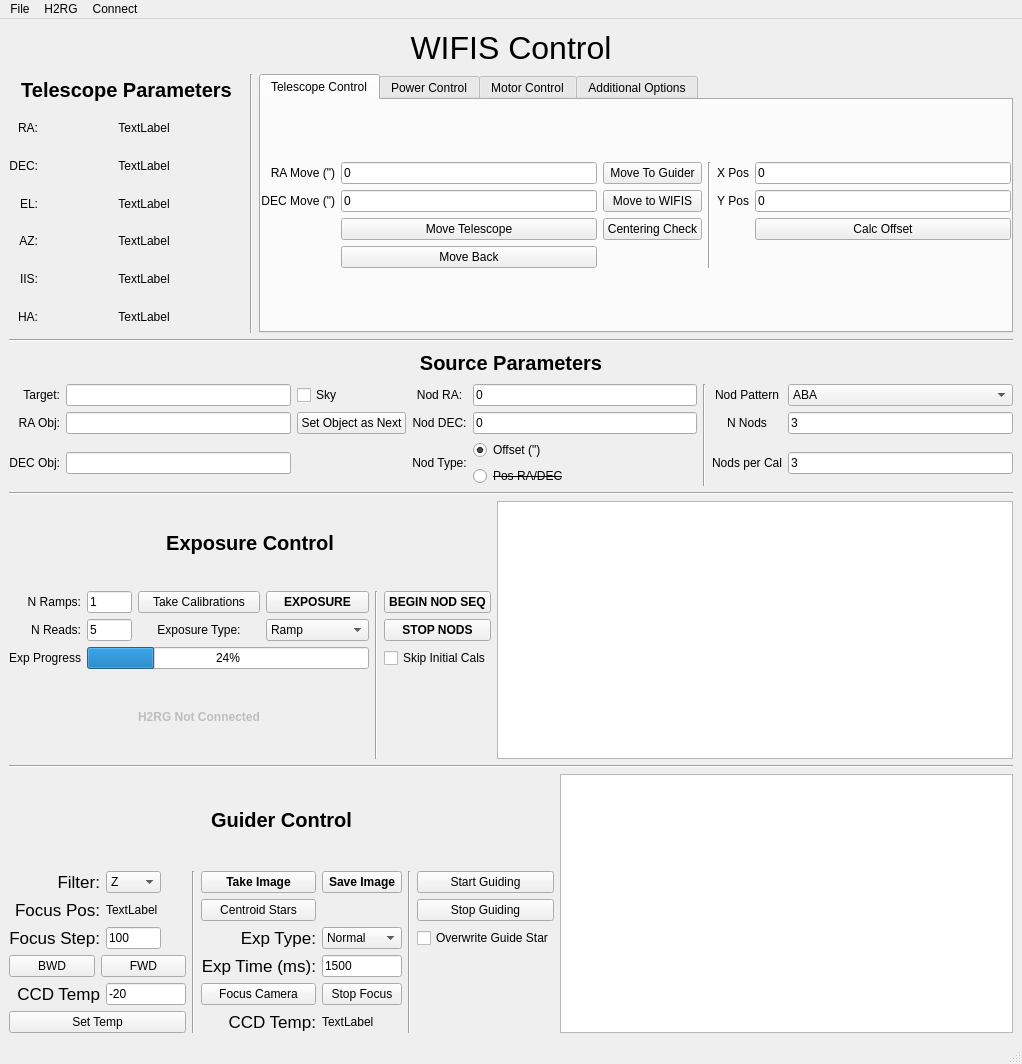
Old version of the form WIFIS.ui in the repository WIFIS-Team/controlcode-new.
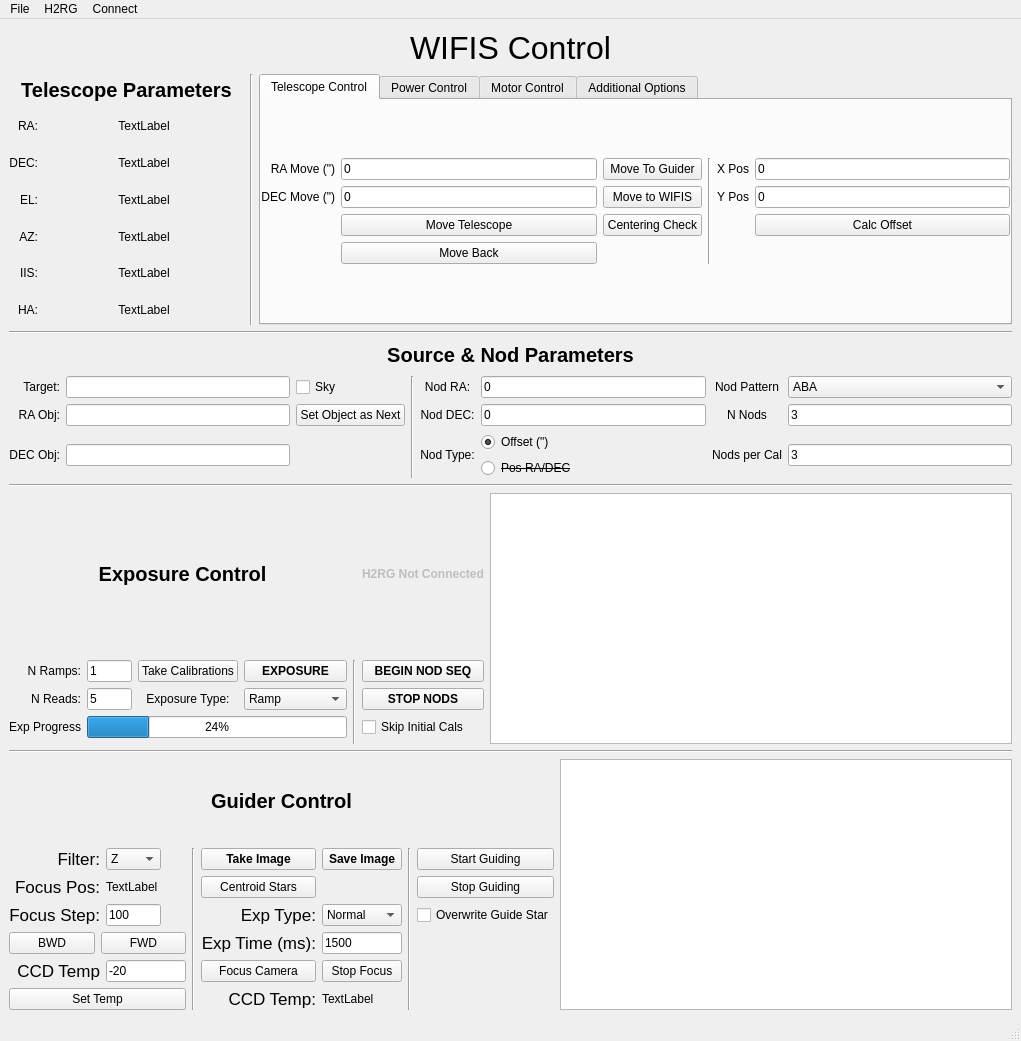
New version of the form.

Commit message: Working on astrometric solution

```diff
--- a/WIFIS.ui
+++ b/WIFIS.ui
@@ -6,8 +6,8 @@
    <rect>
     <x>0</x>
     <y>0</y>
-    <width>1022</width>
-    <height>1064</height>
+    <width>1021</width>
+    <height>1041</height>
    </rect>
   </property>
   <property name="sizePolicy">
@@ -1516,7 +1516,7 @@
            </font>
           </property>
           <property name="text">
-           <string>Source Parameters</string>
+           <string>Source &amp; Nod Parameters</string>
           </property>
           <property name="alignment">
            <set>Qt::AlignCenter</set>
@@ -1553,21 +1553,7 @@
           </property>
          </widget>
         </item>
-        <item row="1" column="5" rowspan="3">
-         <widget class="Line" name="line_6">
-          <property name="font">
-           <font>
-            <pointsize>13</pointsize>
-            <weight>50</weight>
-            <bold>false</bold>
-           </font>
-          </property>
-          <property name="orientation">
-           <enum>Qt::Vertical</enum>
-          </property>
-         </widget>
-        </item>
-        <item row="1" column="3">
+        <item row="1" column="4">
          <widget class="QLabel" name="label_17">
           <property name="text">
            <string>Nod RA:</string>
@@ -1614,7 +1600,7 @@
           </property>
          </widget>
         </item>
-        <item row="3" column="3">
+        <item row="3" column="4">
          <widget class="QLabel" name="label_19">
           <property name="text">
            <string>Nod Type:</string>
@@ -1654,7 +1640,7 @@
           </property>
          </widget>
         </item>
-        <item row="3" column="4">
+        <item row="3" column="5">
          <layout class="QVBoxLayout" name="verticalLayout">
           <item>
            <widget class="QRadioButton" name="OffsetNod">
@@ -1686,7 +1672,7 @@
           </item>
          </layout>
         </item>
-        <item row="2" column="3">
+        <item row="2" column="4">
          <widget class="QLabel" name="label_18">
           <property name="text">
            <string>Nod DEC:</string>
@@ -1715,14 +1701,14 @@
         <item row="3" column="1">
          <widget class="QLineEdit" name="DECObj"/>
         </item>
-        <item row="1" column="4">
+        <item row="1" column="5">
          <widget class="QLineEdit" name="NodRAText">
           <property name="text">
            <string>0</string>
           </property>
          </widget>
         </item>
-        <item row="2" column="4">
+        <item row="2" column="5">
          <widget class="QLineEdit" name="NodDecText">
           <property name="text">
            <string>0</string>
@@ -1756,6 +1742,20 @@
           </property>
          </widget>
         </item>
+        <item row="1" column="3" rowspan="3">
+         <widget class="Line" name="line_6">
+          <property name="font">
+           <font>
+            <pointsize>13</pointsize>
+            <weight>50</weight>
+            <bold>false</bold>
+           </font>
+          </property>
+          <property name="orientation">
+           <enum>Qt::Vertical</enum>
+          </property>
+         </widget>
+        </item>
        </layout>
       </item>
       <item row="4" column="0">
@@ -1767,38 +1767,6 @@
       </item>
       <item row="5" column="0">
        <layout class="QGridLayout" name="gridLayout_5">
-        <item row="0" column="0" colspan="6">
-         <widget class="QLabel" name="label_13">
-          <property name="sizePolicy">
-           <sizepolicy hsizetype="Expanding" vsizetype="MinimumExpanding">
-            <horstretch>0</horstretch>
-            <verstretch>0</verstretch>
-           </sizepolicy>
-          </property>
-          <property name="minimumSize">
-           <size>
-            <width>0</width>
-            <height>30</height>
-           </size>
-          </property>
-          <property name="font">
-           <font>
-            <pointsize>15</pointsize>
-            <weight>75</weight>
-            <bold>true</bold>
-           </font>
-          </property>
-          <property name="autoFillBackground">
-           <bool>false</bool>
-          </property>
-          <property name="text">
-           <string>Exposure Control</string>
-          </property>
-          <property name="alignment">
-           <set>Qt::AlignCenter</set>
-          </property>
-         </widget>
-        </item>
         <item row="1" column="1">
          <widget class="QLineEdit" name="NRampsText">
           <property name="sizePolicy">
@@ -1914,40 +1882,6 @@
           </property>
          </widget>
         </item>
-        <item row="4" column="2">
-         <widget class="QLabel" name="DetectorStatusLabel">
-          <property name="enabled">
-           <bool>false</bool>
-          </property>
-          <property name="sizePolicy">
-           <sizepolicy hsizetype="Maximum" vsizetype="Expanding">
-            <horstretch>0</horstretch>
-            <verstretch>0</verstretch>
-           </sizepolicy>
-          </property>
-          <property name="baseSize">
-           <size>
-            <width>0</width>
-            <height>0</height>
-           </size>
-          </property>
-          <property name="font">
-           <font>
-            <weight>75</weight>
-            <bold>true</bold>
-           </font>
-          </property>
-          <property name="autoFillBackground">
-           <bool>false</bool>
-          </property>
-          <property name="text">
-           <string>H2RG Not Connected</string>
-          </property>
-          <property name="alignment">
-           <set>Qt::AlignCenter</set>
-          </property>
-         </widget>
-        </item>
         <item row="0" column="6" rowspan="5">
          <widget class="QTextEdit" name="OutputText">
           <property name="font">
@@ -2033,6 +1967,72 @@
           </property>
          </widget>
         </item>
+        <item row="0" column="0" colspan="5">
+         <widget class="QLabel" name="label_13">
+          <property name="sizePolicy">
+           <sizepolicy hsizetype="Expanding" vsizetype="MinimumExpanding">
+            <horstretch>0</horstretch>
+            <verstretch>0</verstretch>
+           </sizepolicy>
+          </property>
+          <property name="minimumSize">
+           <size>
+            <width>0</width>
+            <height>30</height>
+           </size>
+          </property>
+          <property name="font">
+           <font>
+            <pointsize>15</pointsize>
+            <weight>75</weight>
+            <bold>true</bold>
+           </font>
+          </property>
+          <property name="autoFillBackground">
+           <bool>false</bool>
+          </property>
+          <property name="text">
+           <string>Exposure Control</string>
+          </property>
+          <property name="alignment">
+           <set>Qt::AlignCenter</set>
+          </property>
+         </widget>
+        </item>
+        <item row="0" column="5">
+         <widget class="QLabel" name="DetectorStatusLabel">
+          <property name="enabled">
+           <bool>false</bool>
+          </property>
+          <property name="sizePolicy">
+           <sizepolicy hsizetype="Maximum" vsizetype="Expanding">
+            <horstretch>0</horstretch>
+            <verstretch>0</verstretch>
+           </sizepolicy>
+          </property>
+          <property name="baseSize">
+           <size>
+            <width>0</width>
+            <height>0</height>
+           </size>
+          </property>
+          <property name="font">
+           <font>
+            <weight>75</weight>
+            <bold>true</bold>
+           </font>
+          </property>
+          <property name="autoFillBackground">
+           <bool>false</bool>
+          </property>
+          <property name="text">
+           <string>H2RG Not Connected</string>
+          </property>
+          <property name="alignment">
+           <set>Qt::AlignCenter</set>
+          </property>
+         </widget>
+        </item>
        </layout>
       </item>
       <item row="7" column="0">
@@ -2561,7 +2561,7 @@
     <rect>
      <x>0</x>
      <y>0</y>
-     <width>1022</width>
+     <width>1021</width>
      <height>22</height>
     </rect>
    </property>
```
The commit also changes 1 other file.
